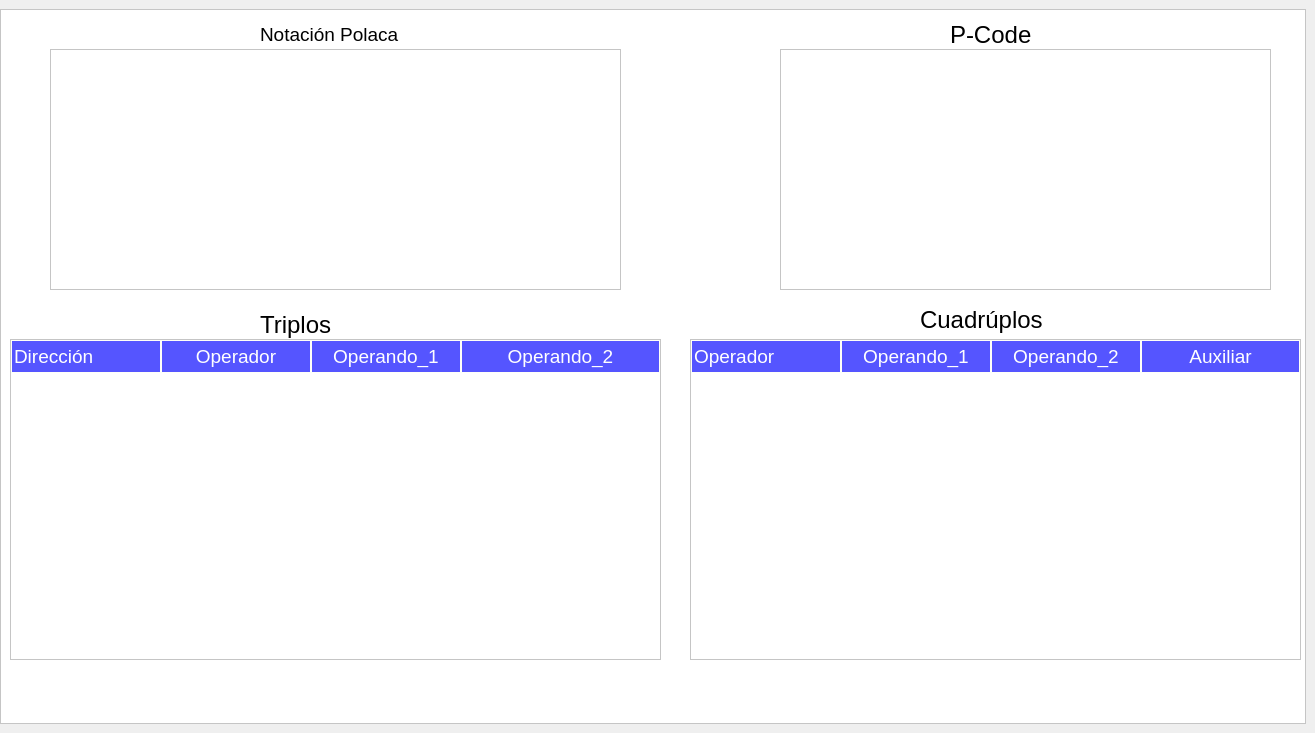
This is ventanas/Ventana_codigo_intermedio.ui in llamasdelacruz/Compilador as Qt 5 draws it before an edit. The edited form follows.
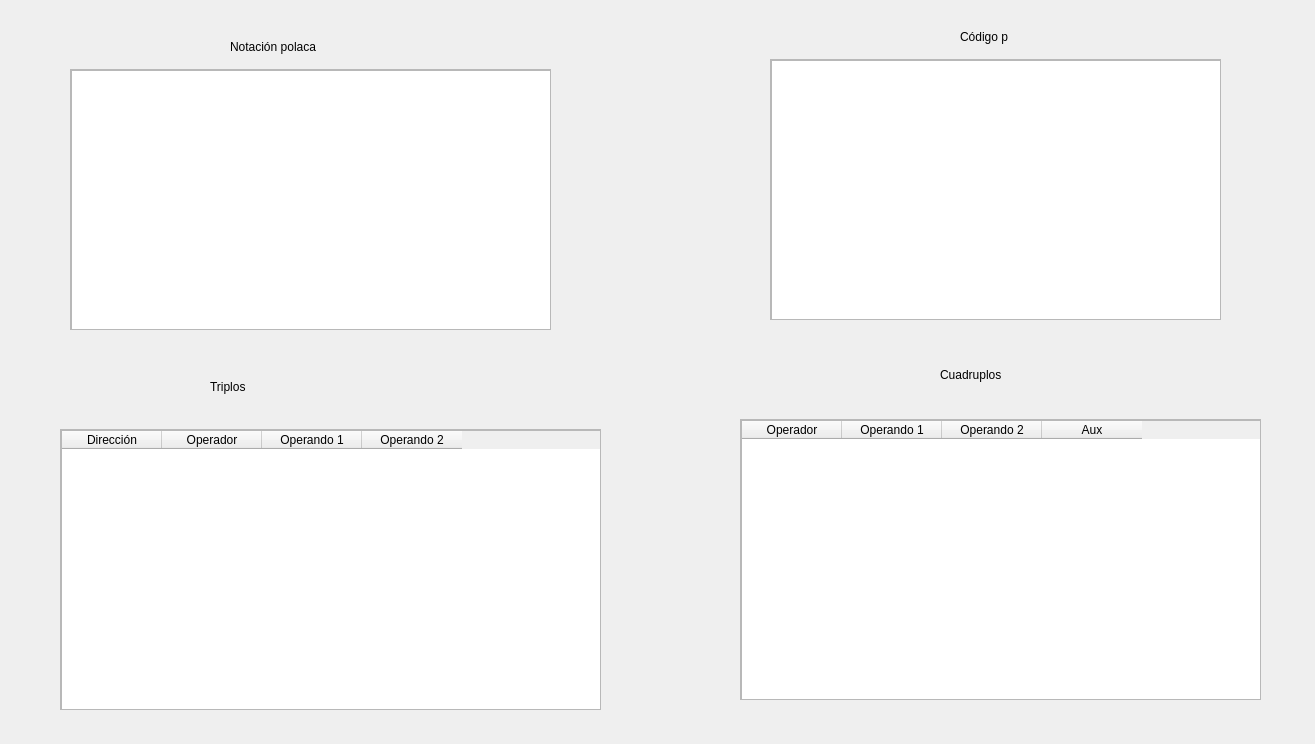
This is the edited form.

Commit message: ventana compi version 2

What changed in the file:
```diff
--- a/ventanas/Ventana_codigo_intermedio.ui
+++ b/ventanas/Ventana_codigo_intermedio.ui
@@ -7,7 +7,7 @@
     <x>0</x>
     <y>0</y>
     <width>1315</width>
-    <height>733</height>
+    <height>744</height>
    </rect>
   </property>
   <property name="windowTitle">
@@ -30,106 +30,214 @@
     <number>9</number>
    </property>
    <item>
-    <widget class="QFrame" name="frame">
-     <property name="layoutDirection">
-      <enum>Qt::LeftToRight</enum>
-     </property>
-     <property name="autoFillBackground">
-      <bool>false</bool>
-     </property>
-     <property name="styleSheet">
-      <string notr="true">background-color: rgb(255, 255, 255);</string>
-     </property>
-     <property name="frameShape">
-      <enum>QFrame::StyledPanel</enum>
-     </property>
-     <property name="frameShadow">
-      <enum>QFrame::Raised</enum>
-     </property>
+    <widget class="QWidget" name="widget" native="true">
      <widget class="QLabel" name="label">
       <property name="geometry">
        <rect>
-        <x>260</x>
-        <y>10</y>
-        <width>221</width>
-        <height>31</height>
+        <x>230</x>
+        <y>30</y>
+        <width>111</width>
+        <height>16</height>
        </rect>
       </property>
-      <property name="font">
-       <font>
-        <pointsize>14</pointsize>
-       </font>
-      </property>
       <property name="text">
-       <string>Notación Polaca</string>
-      </property>
-     </widget>
-     <widget class="QTextBrowser" name="text_aera_polaca">
-      <property name="geometry">
-       <rect>
-        <x>50</x>
-        <y>40</y>
-        <width>571</width>
-        <height>241</height>
-       </rect>
-      </property>
-      <property name="html">
-       <string>&lt;!DOCTYPE HTML PUBLIC &quot;-//W3C//DTD HTML 4.0//EN&quot; &quot;http://www.w3.org/TR/REC-html40/strict.dtd&quot;&gt;
-&lt;html&gt;&lt;head&gt;&lt;meta name=&quot;qrichtext&quot; content=&quot;1&quot; /&gt;&lt;style type=&quot;text/css&quot;&gt;
-p, li { white-space: pre-wrap; }
-&lt;/style&gt;&lt;/head&gt;&lt;body style=&quot; font-family:'MS Shell Dlg 2'; font-size:8.25pt; font-weight:400; font-style:normal;&quot;&gt;
-&lt;p style=&quot;-qt-paragraph-type:empty; margin-top:0px; margin-bottom:0px; margin-left:0px; margin-right:0px; -qt-block-indent:0; text-indent:0px;&quot;&gt;&lt;br /&gt;&lt;/p&gt;&lt;/body&gt;&lt;/html&gt;</string>
+       <string>Notación polaca</string>
       </property>
      </widget>
      <widget class="QLabel" name="label_2">
       <property name="geometry">
        <rect>
-        <x>950</x>
-        <y>10</y>
-        <width>171</width>
-        <height>31</height>
+        <x>960</x>
+        <y>20</y>
+        <width>55</width>
+        <height>16</height>
        </rect>
       </property>
-      <property name="font">
-       <font>
-        <pointsize>18</pointsize>
-       </font>
-      </property>
       <property name="text">
-       <string>P-Code</string>
+       <string>Código p</string>
       </property>
      </widget>
-     <widget class="QTextBrowser" name="text_area_pcode">
+     <widget class="QScrollArea" name="scrollArea">
       <property name="geometry">
        <rect>
-        <x>780</x>
-        <y>40</y>
-        <width>491</width>
-        <height>241</height>
+        <x>70</x>
+        <y>60</y>
+        <width>481</width>
+        <height>261</height>
        </rect>
       </property>
-      <property name="html">
-       <string>&lt;!DOCTYPE HTML PUBLIC &quot;-//W3C//DTD HTML 4.0//EN&quot; &quot;http://www.w3.org/TR/REC-html40/strict.dtd&quot;&gt;
-&lt;html&gt;&lt;head&gt;&lt;meta name=&quot;qrichtext&quot; content=&quot;1&quot; /&gt;&lt;style type=&quot;text/css&quot;&gt;
-p, li { white-space: pre-wrap; }
-&lt;/style&gt;&lt;/head&gt;&lt;body style=&quot; font-family:'MS Shell Dlg 2'; font-size:8.25pt; font-weight:400; font-style:normal;&quot;&gt;
-&lt;p style=&quot;-qt-paragraph-type:empty; margin-top:0px; margin-bottom:0px; margin-left:0px; margin-right:0px; -qt-block-indent:0; text-indent:0px;&quot;&gt;&lt;br /&gt;&lt;/p&gt;&lt;/body&gt;&lt;/html&gt;</string>
+      <property name="widgetResizable">
+       <bool>true</bool>
       </property>
+      <widget class="QWidget" name="scrollAreaWidgetContents">
+       <property name="geometry">
+        <rect>
+         <x>0</x>
+         <y>0</y>
+         <width>479</width>
+         <height>259</height>
+        </rect>
+       </property>
+       <widget class="QPlainTextEdit" name="polaca">
+        <property name="geometry">
+         <rect>
+          <x>0</x>
+          <y>0</y>
+          <width>481</width>
+          <height>261</height>
+         </rect>
+        </property>
+       </widget>
+      </widget>
+     </widget>
+     <widget class="QScrollArea" name="scrollArea_2">
+      <property name="geometry">
+       <rect>
+        <x>770</x>
+        <y>50</y>
+        <width>451</width>
+        <height>261</height>
+       </rect>
+      </property>
+      <property name="widgetResizable">
+       <bool>true</bool>
+      </property>
+      <widget class="QWidget" name="scrollAreaWidgetContents_2">
+       <property name="geometry">
+        <rect>
+         <x>0</x>
+         <y>0</y>
+         <width>449</width>
+         <height>259</height>
+        </rect>
+       </property>
+       <widget class="QPlainTextEdit" name="codigop">
+        <property name="geometry">
+         <rect>
+          <x>0</x>
+          <y>0</y>
+          <width>451</width>
+          <height>261</height>
+         </rect>
+        </property>
+       </widget>
+      </widget>
+     </widget>
+     <widget class="QScrollArea" name="scrollArea_3">
+      <property name="geometry">
+       <rect>
+        <x>740</x>
+        <y>410</y>
+        <width>521</width>
+        <height>281</height>
+       </rect>
+      </property>
+      <property name="widgetResizable">
+       <bool>true</bool>
+      </property>
+      <widget class="QWidget" name="scrollAreaWidgetContents_3">
+       <property name="geometry">
+        <rect>
+         <x>0</x>
+         <y>0</y>
+         <width>519</width>
+         <height>279</height>
+        </rect>
+       </property>
+       <widget class="QTableWidget" name="cuadruplos">
+        <property name="geometry">
+         <rect>
+          <x>0</x>
+          <y>0</y>
+          <width>521</width>
+          <height>281</height>
+         </rect>
+        </property>
+        <column>
+         <property name="text">
+          <string>Operador</string>
+         </property>
+        </column>
+        <column>
+         <property name="text">
+          <string>Operando 1</string>
+         </property>
+        </column>
+        <column>
+         <property name="text">
+          <string>Operando 2</string>
+         </property>
+        </column>
+        <column>
+         <property name="text">
+          <string>Aux</string>
+         </property>
+        </column>
+       </widget>
+      </widget>
+     </widget>
+     <widget class="QScrollArea" name="scrollArea_4">
+      <property name="geometry">
+       <rect>
+        <x>60</x>
+        <y>420</y>
+        <width>541</width>
+        <height>281</height>
+       </rect>
+      </property>
+      <property name="widgetResizable">
+       <bool>true</bool>
+      </property>
+      <widget class="QWidget" name="scrollAreaWidgetContents_4">
+       <property name="geometry">
+        <rect>
+         <x>0</x>
+         <y>0</y>
+         <width>539</width>
+         <height>279</height>
+        </rect>
+       </property>
+       <widget class="QTableWidget" name="triplos">
+        <property name="geometry">
+         <rect>
+          <x>0</x>
+          <y>0</y>
+          <width>541</width>
+          <height>281</height>
+         </rect>
+        </property>
+        <column>
+         <property name="text">
+          <string>Dirección</string>
+         </property>
+        </column>
+        <column>
+         <property name="text">
+          <string>Operador</string>
+         </property>
+        </column>
+        <column>
+         <property name="text">
+          <string>Operando 1</string>
+         </property>
+        </column>
+        <column>
+         <property name="text">
+          <string>Operando 2</string>
+         </property>
+        </column>
+       </widget>
+      </widget>
      </widget>
      <widget class="QLabel" name="label_3">
       <property name="geometry">
        <rect>
-        <x>260</x>
-        <y>300</y>
-        <width>241</width>
-        <height>31</height>
+        <x>210</x>
+        <y>370</y>
+        <width>55</width>
+        <height>16</height>
        </rect>
       </property>
-      <property name="font">
-       <font>
-        <pointsize>18</pointsize>
-       </font>
-      </property>
       <property name="text">
        <string>Triplos</string>
       </property>
@@ -137,281 +245,16 @@
      <widget class="QLabel" name="label_4">
       <property name="geometry">
        <rect>
-        <x>920</x>
-        <y>290</y>
-        <width>231</width>
-        <height>41</height>
+        <x>940</x>
+        <y>350</y>
+        <width>121</width>
+        <height>31</height>
        </rect>
       </property>
-      <property name="font">
-       <font>
-        <pointsize>18</pointsize>
-       </font>
-      </property>
       <property name="text">
-       <string>Cuadrúplos</string>
+       <string>Cuadruplos</string>
       </property>
      </widget>
-     <widget class="QTableWidget" name="mitabla_triplo_2">
-      <property name="geometry">
-       <rect>
-        <x>10</x>
-        <y>330</y>
-        <width>651</width>
-        <height>321</height>
-       </rect>
-      </property>
-      <property name="font">
-       <font>
-        <family>Segoe UI Historic</family>
-        <pointsize>14</pointsize>
-       </font>
-      </property>
-      <property name="contextMenuPolicy">
-       <enum>Qt::NoContextMenu</enum>
-      </property>
-      <property name="styleSheet">
-       <string notr="true">QWidget{
-         background-color:#ffffff;
-
-		color:#000000;
-}
-
-QHeaderView::section{
-
-       background-color:#5555ff;
-	   padding:2px;
- 	
-      border:1px solid #fffff8;
-	  font-size:14pt;
-	  color:#ffffff;
-
-}
-
-QTableWitget{
-    
-     gridline-color:#ff00ff;
-     font-size:14pt;
-
-}
-QTableWitget::th,td{
-    
-     max-width: 150px;
-    border-bottom: 1px solid #000000;
-    padding: 10px 20px;
-    font-size: 15px;
-    text-align: center;
-    word-wrap: break-word;
-    white-space: normal;
-    background-color: #dfe3e7;
-}
-
-
-
-
-
-      
-</string>
-      </property>
-      <property name="gridStyle">
-       <enum>Qt::SolidLine</enum>
-      </property>
-      <attribute name="horizontalHeaderVisible">
-       <bool>true</bool>
-      </attribute>
-      <attribute name="horizontalHeaderCascadingSectionResizes">
-       <bool>false</bool>
-      </attribute>
-      <attribute name="horizontalHeaderMinimumSectionSize">
-       <number>130</number>
-      </attribute>
-      <attribute name="horizontalHeaderDefaultSectionSize">
-       <number>150</number>
-      </attribute>
-      <attribute name="horizontalHeaderHighlightSections">
-       <bool>true</bool>
-      </attribute>
-      <attribute name="horizontalHeaderShowSortIndicator" stdset="0">
-       <bool>true</bool>
-      </attribute>
-      <attribute name="horizontalHeaderStretchLastSection">
-       <bool>true</bool>
-      </attribute>
-      <attribute name="verticalHeaderCascadingSectionResizes">
-       <bool>true</bool>
-      </attribute>
-      <attribute name="verticalHeaderMinimumSectionSize">
-       <number>100</number>
-      </attribute>
-      <attribute name="verticalHeaderDefaultSectionSize">
-       <number>100</number>
-      </attribute>
-      <attribute name="verticalHeaderHighlightSections">
-       <bool>false</bool>
-      </attribute>
-      <attribute name="verticalHeaderShowSortIndicator" stdset="0">
-       <bool>true</bool>
-      </attribute>
-      <attribute name="verticalHeaderStretchLastSection">
-       <bool>true</bool>
-      </attribute>
-      <column>
-       <property name="text">
-        <string>Dirección</string>
-       </property>
-       <property name="textAlignment">
-        <set>AlignLeading|AlignVCenter</set>
-       </property>
-      </column>
-      <column>
-       <property name="text">
-        <string>Operador</string>
-       </property>
-      </column>
-      <column>
-       <property name="text">
-        <string>Operando_1</string>
-       </property>
-      </column>
-      <column>
-       <property name="text">
-        <string>Operando_2</string>
-       </property>
-       <property name="textAlignment">
-        <set>AlignCenter</set>
-       </property>
-      </column>
-     </widget>
-     <widget class="QTableWidget" name="mitabla_triplo">
-      <property name="geometry">
-       <rect>
-        <x>690</x>
-        <y>330</y>
-        <width>611</width>
-        <height>321</height>
-       </rect>
-      </property>
-      <property name="font">
-       <font>
-        <family>Segoe UI Historic</family>
-        <pointsize>14</pointsize>
-       </font>
-      </property>
-      <property name="contextMenuPolicy">
-       <enum>Qt::NoContextMenu</enum>
-      </property>
-      <property name="styleSheet">
-       <string notr="true">QWidget{
-         background-color:#ffffff;
-
-		color:#000000;
-}
-
-QHeaderView::section{
-
-       background-color:#5555ff;
-	   padding:2px;
- 	
-      border:1px solid #fffff8;
-	  font-size:14pt;
-	  color:#ffffff;
-
-}
-
-QTableWitget{
-    
-     gridline-color:#ff00ff;
-     font-size:14pt;
-
-}
-QTableWitget::th,td{
-    
-     max-width: 150px;
-    border-bottom: 1px solid #000000;
-    padding: 10px 20px;
-    font-size: 15px;
-    text-align: center;
-    word-wrap: break-word;
-    white-space: normal;
-    background-color: #dfe3e7;
-}
-
-
-
-
-
-      
-</string>
-      </property>
-      <property name="gridStyle">
-       <enum>Qt::SolidLine</enum>
-      </property>
-      <attribute name="horizontalHeaderVisible">
-       <bool>true</bool>
-      </attribute>
-      <attribute name="horizontalHeaderCascadingSectionResizes">
-       <bool>false</bool>
-      </attribute>
-      <attribute name="horizontalHeaderMinimumSectionSize">
-       <number>130</number>
-      </attribute>
-      <attribute name="horizontalHeaderDefaultSectionSize">
-       <number>150</number>
-      </attribute>
-      <attribute name="horizontalHeaderHighlightSections">
-       <bool>true</bool>
-      </attribute>
-      <attribute name="horizontalHeaderShowSortIndicator" stdset="0">
-       <bool>true</bool>
-      </attribute>
-      <attribute name="horizontalHeaderStretchLastSection">
-       <bool>true</bool>
-      </attribute>
-      <attribute name="verticalHeaderCascadingSectionResizes">
-       <bool>true</bool>
-      </attribute>
-      <attribute name="verticalHeaderMinimumSectionSize">
-       <number>100</number>
-      </attribute>
-      <attribute name="verticalHeaderDefaultSectionSize">
-       <number>100</number>
-      </attribute>
-      <attribute name="verticalHeaderHighlightSections">
-       <bool>false</bool>
-      </attribute>
-      <attribute name="verticalHeaderShowSortIndicator" stdset="0">
-       <bool>true</bool>
-      </attribute>
-      <attribute name="verticalHeaderStretchLastSection">
-       <bool>true</bool>
-      </attribute>
-      <column>
-       <property name="text">
-        <string>Operador</string>
-       </property>
-       <property name="textAlignment">
-        <set>AlignLeading|AlignVCenter</set>
-       </property>
-      </column>
-      <column>
-       <property name="text">
-        <string>Operando_1</string>
-       </property>
-      </column>
-      <column>
-       <property name="text">
-        <string>Operando_2</string>
-       </property>
-      </column>
-      <column>
-       <property name="text">
-        <string>Auxiliar</string>
-       </property>
-       <property name="textAlignment">
-        <set>AlignCenter</set>
-       </property>
-      </column>
-     </widget>
     </widget>
    </item>
   </layout>
```
